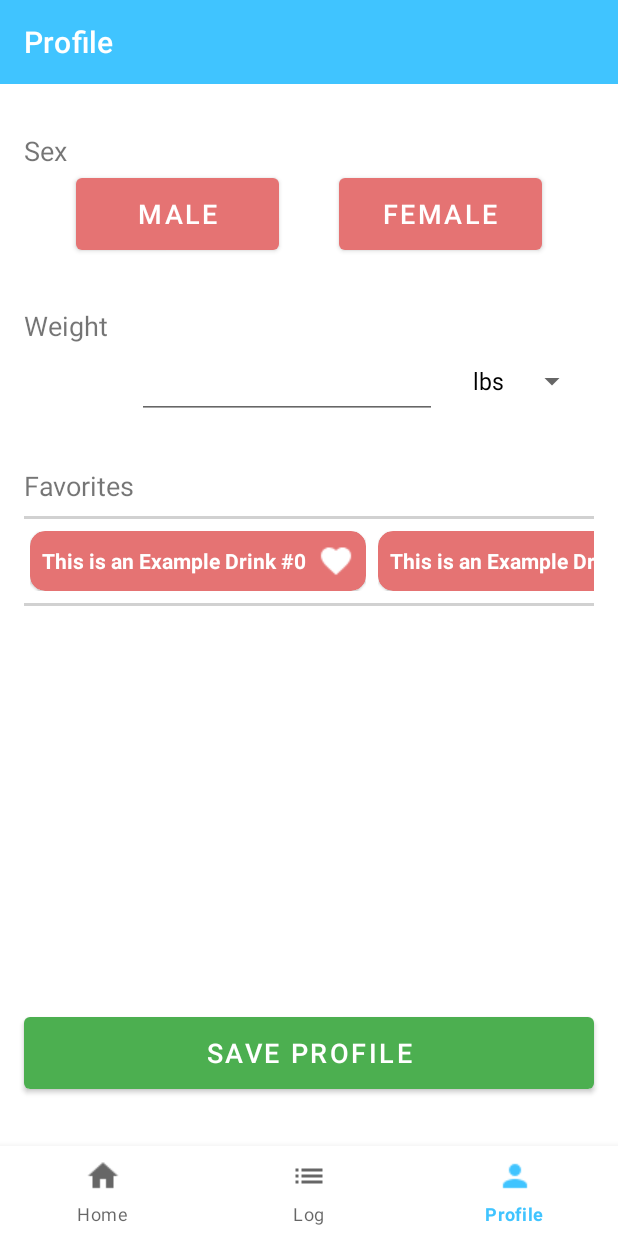
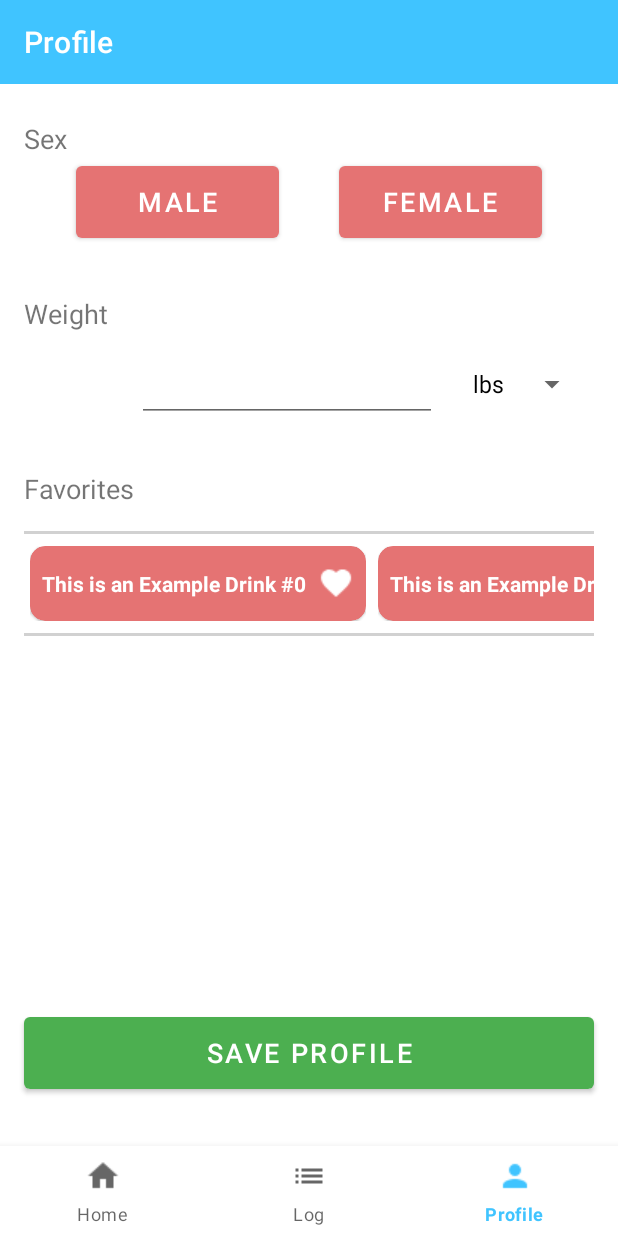
Before and after one commit to fagerbergj/NightsOut, an Android app: the screen it shows after launch (MainActivity), item 3 of the bottom bar chosen, on a phone screen of 412 x 824 dp. Run offline under Robolectric (Android 15) with nearby library versions, the phone set to English and light mode, and no system bars.

Commit message:
profile layout spacing changes

```diff
--- a/app/src/main/java/com/example/jasonfagerberg/nightsout/ProfileFragmentFavoriesListAdapter.kt
+++ b/app/src/main/java/com/example/jasonfagerberg/nightsout/ProfileFragmentFavoriesListAdapter.kt
@@ -35,7 +35,7 @@ class ProfileFragmentFavoriesListAdapter(private val mContext: Context, drinksLi
             if(holder.favorited){
                 // make the toast
                 val toast = Toast.makeText(mContext, "${holder.name.text} favorited", Toast.LENGTH_SHORT)
-                toast.setGravity(Gravity.CENTER, 0, 350)
+                toast.setGravity(Gravity.CENTER, 0, 450)
                 toast.show()
 
                 holder.image.setImageResource(R.drawable.favorite_white_24dp)
@@ -43,7 +43,7 @@ class ProfileFragmentFavoriesListAdapter(private val mContext: Context, drinksLi
             }else{
                 // make the toast
                 val toast = Toast.makeText(mContext, "${holder.name.text} unfavorited", Toast.LENGTH_SHORT)
-                toast.setGravity(Gravity.CENTER, 0, 350)
+                toast.setGravity(Gravity.CENTER, 0, 450)
                 toast.show()
 
                 holder.image.setImageResource(R.drawable.favorite_border_white_24dp)
--- a/app/src/main/res/layout/fragment_profile.xml
+++ b/app/src/main/res/layout/fragment_profile.xml
@@ -22,7 +22,7 @@
         android:layout_below="@id/toolbar_profile"
         android:layout_marginLeft="16dp"
         android:layout_marginRight="16dp"
-        android:layout_marginTop="32dp"
+        android:layout_marginTop="24dp"
         android:text="@string/text_sex"
         android:textSize="18sp" />
 
@@ -41,8 +41,8 @@
             android:layout_marginLeft="16dp"
             android:layout_marginRight="20dp"
             android:text="@string/text_male"
-            android:theme="@style/ProfileRadioTheme"
-            android:textSize="18sp"/>
+            android:textSize="18sp"
+            android:theme="@style/ProfileRadioTheme" />
 
         <android.support.design.button.MaterialButton
             android:id="@+id/btn_profile_female"
@@ -72,6 +72,7 @@
         android:layout_width="match_parent"
         android:layout_height="wrap_content"
         android:layout_below="@id/text_profile_weight"
+        android:layout_marginTop="10dp"
         android:layout_toEndOf="@+id/text_profile_weight"
         android:gravity="center"
         android:orientation="horizontal">
@@ -110,10 +111,9 @@
         android:layout_width="match_parent"
         android:layout_height="wrap_content"
         android:layout_below="@+id/text_profile_favorites"
-        android:layout_marginBottom="8dp"
         android:layout_marginLeft="16dp"
         android:layout_marginRight="16dp"
-        android:layout_marginTop="8dp"
+        android:layout_marginTop="16dp"
         android:background="#d1d1d1"
         android:orientation="vertical">
 
--- a/app/src/main/res/layout/fragment_profile_favorites_item.xml
+++ b/app/src/main/res/layout/fragment_profile_favorites_item.xml
@@ -2,14 +2,14 @@
 <RelativeLayout xmlns:android="http://schemas.android.com/apk/res/android"
     xmlns:app="http://schemas.android.com/apk/res-auto"
     android:layout_width="wrap_content"
-    android:layout_height="wrap_content"
+    android:layout_height="50dp"
     android:layout_marginLeft="4dp"
     android:layout_marginRight="4dp">
 
     <android.support.v7.widget.CardView
         android:id="@+id/card_profile_favorite_item"
         android:layout_width="wrap_content"
-        android:layout_height="wrap_content"
+        android:layout_height="match_parent"
         app:cardBackgroundColor="@color/colorLightRed"
         app:cardCornerRadius="10dp"
         app:cardElevation="1dp"
@@ -36,7 +36,8 @@
                 android:layout_height="wrap_content"
                 android:layout_marginStart="8dp"
                 android:layout_toEndOf="@id/text_profile_favorite_drink_name"
-                android:src="@drawable/favorite_white_24dp" />
+                android:src="@drawable/favorite_white_24dp"
+                android:layout_centerVertical="true"/>
 
         </RelativeLayout>
 
```
